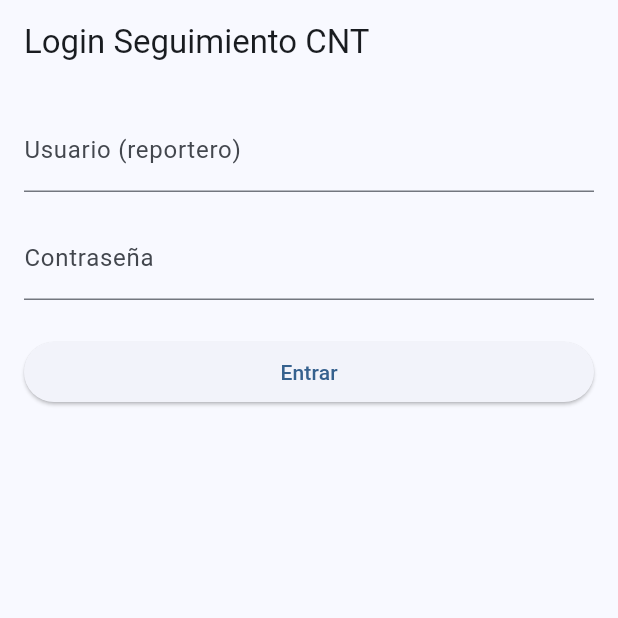
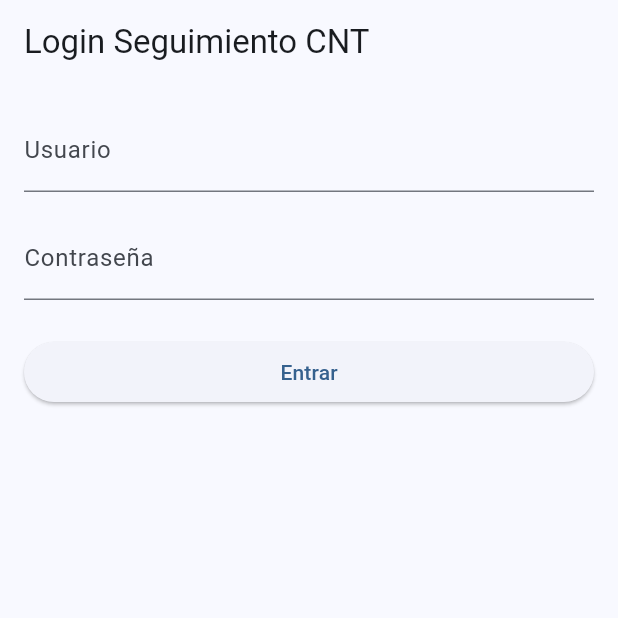
Before and after one commit to Juankjos/seguimientomapacnt, a Flutter app: the screen it shows after launch, on a phone screen of 412 x 824 dp, the top half of it. Run offline on Flutter 3.47's test engine with Material 3 defaults, Android fonts, the phone set to English and light mode, and no system bars; our stand-ins replace flutter_map, geolocator, latlong2, shared_preferences, table_calendar; missing offline and left inert: flutter_foreground_task.

Commit message:
Nada importante

```diff
--- a/lib/screens/login_screen.dart
+++ b/lib/screens/login_screen.dart
@@ -103,7 +103,7 @@ class _LoginScreenState extends State<LoginScreen> {
             TextField(
               controller: _nombreController,
               decoration: const InputDecoration(
-                labelText: 'Usuario (reportero)',
+                labelText: 'Usuario',
               ),
             ),
             const SizedBox(height: 16),
```
